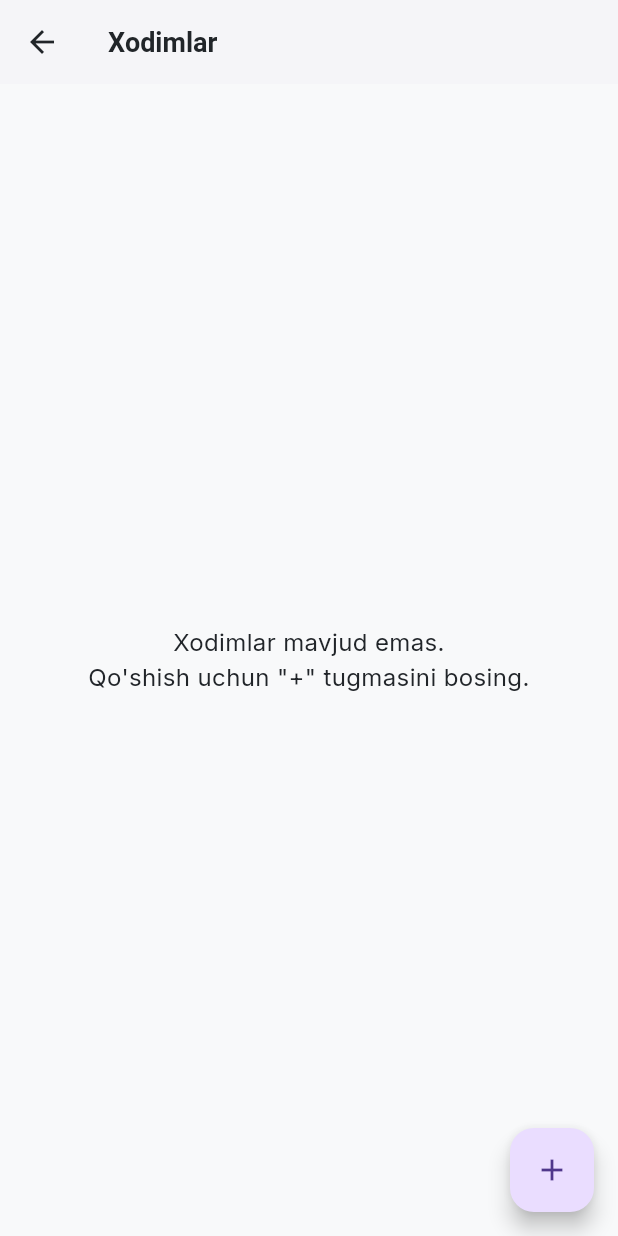
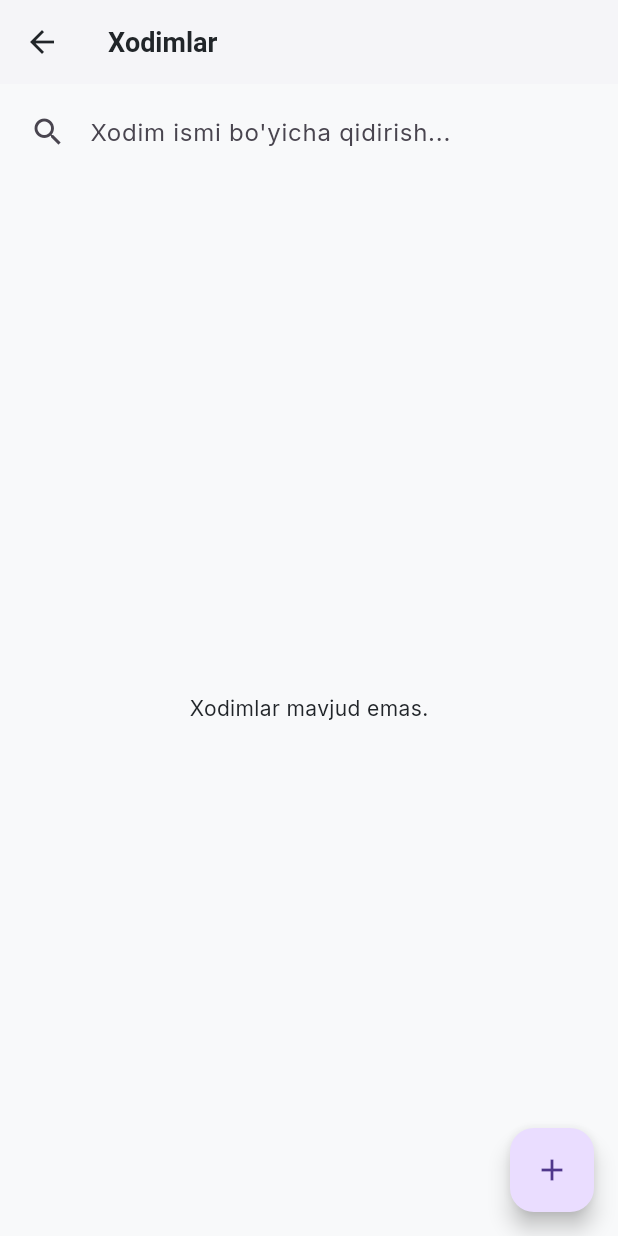
Before and after one commit to itcloud-uz/savdo-uz, a Flutter app: the EmployeesScreen screen opened directly, on a phone screen of 412 x 824 dp. Run offline on Flutter 3.47's test engine with Material 3 defaults, Android fonts, the phone set to English and light mode, and no system bars; our stand-ins replace cached_network_image, camera, cloud_firestore, firebase_auth, firebase_core, firebase_storage and 4 more; missing offline and left inert: flutter_barcode_scanner, google_mlkit_face_detection, mobile_scanner, tflite_flutter; accounts and stored records are empty; statements that could not run were skipped.

Commit message:
intihoi1

```diff
--- /dev/null
+++ b/lib/screens/attendance/package.savdo_uz/services/firestore_service.dart
@@ -0,0 +1 @@
+// TODO Implement this library.
--- a/lib/screens/employee/employees_screen.dart
+++ b/lib/screens/employee/employees_screen.dart
@@ -1,12 +1,38 @@
-import 'package.flutter/material.dart';
+import 'package:flutter/material.dart'; // <-- XATO TUZATILDI
 import 'package:provider/provider.dart';
 import 'package:savdo_uz/models/employee_model.dart';
 import 'package:savdo_uz/services/firestore_service.dart';
 import 'package:savdo_uz/screens/employee/add_edit_employee_screen.dart';
 import 'package:cached_network_image/cached_network_image.dart';
+import 'package:savdo_uz/widgets/custom_search_bar.dart';
+import 'package:savdo_uz/widgets/loading_list_tile.dart';
 
-class EmployeesScreen extends StatelessWidget {
+class EmployeesScreen extends StatefulWidget {
   const EmployeesScreen({super.key});
+
+  @override
+  State<EmployeesScreen> createState() => _EmployeesScreenState();
+}
+
+class _EmployeesScreenState extends State<EmployeesScreen> {
+  final _searchController = TextEditingController();
+  String _searchQuery = '';
+
+  @override
+  void initState() {
+    super.initState();
+    _searchController.addListener(() {
+      setState(() {
+        _searchQuery = _searchController.text.toLowerCase();
+      });
+    });
+  }
+
+  @override
+  void dispose() {
+    _searchController.dispose();
+    super.dispose();
+  }
 
   @override
   Widget build(BuildContext context) {
@@ -16,59 +42,71 @@ class EmployeesScreen extends StatelessWidget {
       appBar: AppBar(
         title: const Text('Xodimlar'),
       ),
-      body: StreamBuilder<List<Employee>>(
+      body: Column(
+        children: [
+          CustomSearchBar(
+            controller: _searchController,
+            onChanged: (query) =>
+                setState(() => _searchQuery = query.toLowerCase()),
+            hintText: 'Xodim ismi bo\'yicha qidirish...',
+          ),
+          Expanded(
+            child: StreamBuilder<List<Employee>>(
               stream: firestoreService.getEmployees(),
               builder: (context, snapshot) {
                 if (snapshot.connectionState == ConnectionState.waiting) {
-            return const Center(child: CircularProgressIndicator());
+                  return ListView.builder(
+                    itemCount: 5,
+                    itemBuilder: (ctx, i) => const LoadingListTile(),
+                  );
                 }
                 if (snapshot.hasError) {
-            return Center(child: Text('Xatolik yuz berdi: ${snapshot.error}'));
+                  return Center(child: Text('Xatolik: ${snapshot.error}'));
                 }
                 if (!snapshot.hasData || snapshot.data!.isEmpty) {
-            return const Center(
-              child: Text(
-                'Xodimlar mavjud emas.\nQo\'shish uchun "+" tugmasini bosing.',
-                textAlign: TextAlign.center,
-                style: TextStyle(fontSize: 16),
-              ),
-            );
+                  return const Center(child: Text('Xodimlar mavjud emas.'));
                 }
 
-          final employees = snapshot.data!;
+                final allEmployees = snapshot.data!;
+                final filteredEmployees = allEmployees.where((employee) {
+                  return employee.name.toLowerCase().contains(_searchQuery);
+                }).toList();
+
+                if (filteredEmployees.isEmpty) {
+                  return const Center(
+                      child: Text('Qidiruv natijasi topilmadi.'));
+                }
 
                 return ListView.builder(
-            itemCount: employees.length,
+                  itemCount: filteredEmployees.length,
                   itemBuilder: (context, index) {
-              final employee = employees[index];
+                    final employee = filteredEmployees[index];
                     return Card(
-                margin: const EdgeInsets.symmetric(horizontal: 16, vertical: 6),
+                      margin: const EdgeInsets.symmetric(
+                          horizontal: 16, vertical: 6),
                       child: ListTile(
                         leading: CircleAvatar(
-                    backgroundColor: Colors.grey.shade200,
-                    // Agar xodimning rasmi bo'lsa ko'rsatadi, bo'lmasa standart ikonka
                           backgroundImage: (employee.imageUrl != null &&
                                   employee.imageUrl!.isNotEmpty)
                               ? CachedNetworkImageProvider(employee.imageUrl!)
                               : null,
                           child: (employee.imageUrl == null ||
                                   employee.imageUrl!.isEmpty)
-                        ? const Icon(Icons.person, color: Colors.grey)
+                              ? const Icon(Icons.person)
                               : null,
                         ),
                         title: Text(employee.name,
-                      style: const TextStyle(fontWeight: FontWeight.bold)),
+                            style:
+                                const TextStyle(fontWeight: FontWeight.bold)),
                         subtitle: Text(employee.position),
                         trailing: const Icon(Icons.chevron_right),
                         onTap: () {
-                    // Tahrirlash ekraniga o'tish
                           Navigator.push(
                               context,
                               MaterialPageRoute(
                                 builder: (context) =>
                                     AddEditEmployeeScreen(employee: employee),
-                      ),
-                    );
+                              ));
                         },
                       ),
                     );
@@ -76,18 +114,18 @@ class EmployeesScreen extends StatelessWidget {
                 );
               },
             ),
+          ),
+        ],
+      ),
       floatingActionButton: FloatingActionButton(
         onPressed: () {
-          // Yangi xodim qo'shish ekraniga o'tish
           Navigator.push(
               context,
               MaterialPageRoute(
                 builder: (context) => const AddEditEmployeeScreen(),
-            ),
-          );
+              ));
         },
         child: const Icon(Icons.add),
-        tooltip: 'Yangi xodim qo\'shish',
       ),
     );
   }
```
Also changed, not shown: lib/screens/attendance/attendance_screen.dart (+8 -2 lines), lib/screens/dashboard/dashboard_screen.dart (+7 -7 lines), lib/screens/scan/barcode_scanner_screen.dart (+53 -6 lines), lib/widgets/custom_textfield.dart (+11 -1 lines). Lines whose indentation alone changed are shown as unchanged.
